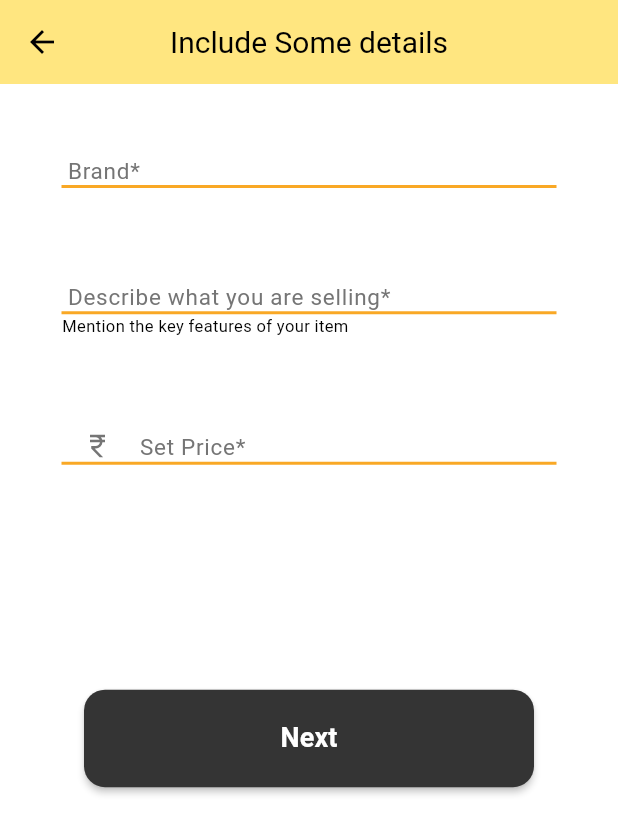
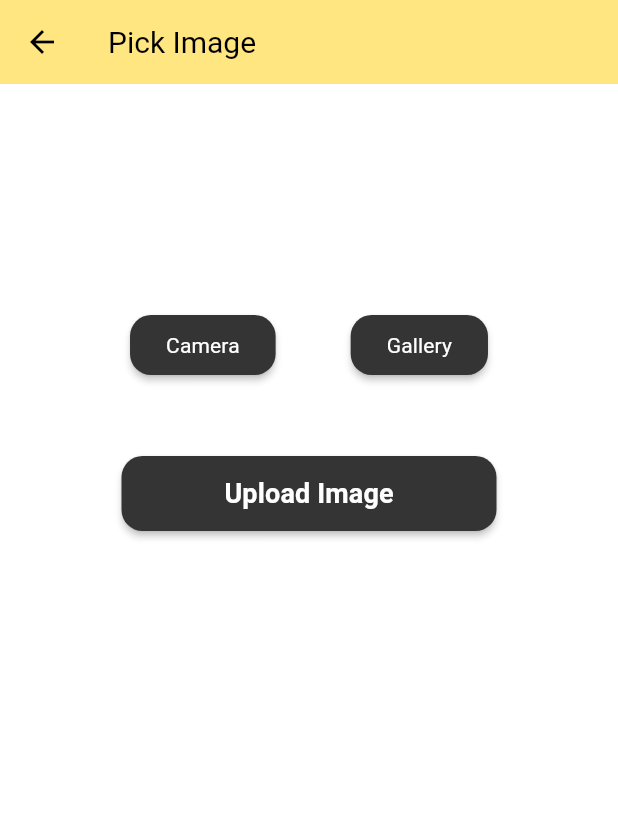
Before and after one commit to ARYANRAJ990/v_cart, a Flutter app: the setPrice screen opened directly, after a tap on "Next", on a phone screen of 412 x 824 dp. Shown: the top 834 px of the screen. Run offline on Flutter 3.47's test engine with Material 3 defaults, Android fonts, the phone set to English and light mode, and no system bars; our stand-ins replace cloud_firestore, curved_labeled_navigation_bar, firebase_auth, flutter_chat_types, flutter_chat_ui, flutter_spinkit and 4 more; missing offline and left inert: show_hide_password; accounts and stored records are empty.

Commit message:
camera access

```diff
--- a/lib/catagories/setprice.dart
+++ b/lib/catagories/setprice.dart
@@ -1,4 +1,6 @@
 import 'package:flutter/material.dart';
+import 'package:image_picker/image_picker.dart';
+import 'package:v_cart/imagepicker/imagePicker.dart';
 
 class setPrice extends StatefulWidget {
   @override
@@ -170,8 +172,8 @@ class _CycleState extends State<setPrice> {
               width: 300,
               child: ElevatedButton(
                 onPressed: () {
-              //  Navigator.push(context,
-              //      MaterialPageRoute(builder: (context) => Feed()));
+                Navigator.push(context,
+                    MaterialPageRoute(builder: (context) => ImagePickerWidget()));
                 },
                 style: ElevatedButton.styleFrom(
                   foregroundColor: Colors.black,
--- a/lib/imagepicker/app_image_picker.dart
+++ b/lib/imagepicker/app_image_picker.dart
@@ -0,0 +1,17 @@
+import 'dart:io';
+
+import 'package:image_picker/image_picker.dart';
+class AppImagePicker{
+  ImageSource source;
+  AppImagePicker({required this.source});
+  pick({onPick}) async{
+    final  ImagePicker picker = ImagePicker();
+    final image = await picker.pickImage(source: source);
+    if(image != null) {
+      onPick(File(image.path));
+    }
+    else{
+      onPick(null);
+    }
+  }
+}
--- a/lib/imagepicker/imagePicker.dart
+++ b/lib/imagepicker/imagePicker.dart
@@ -1,14 +1,127 @@
 import 'package:flutter/material.dart';
 import 'package:image_picker/image_picker.dart';
+import 'dart:io';
 
-class imagePicker extends StatefulWidget {
+import 'package:v_cart/imagepicker/app_image_picker.dart';
+
+class ImagePickerWidget extends StatefulWidget {
   @override
-  State<imagePicker> createState() => _imagePickerState();
+  State<ImagePickerWidget> createState() => _ImagePickerWidgetState();
 }
 
-class _imagePickerState extends State<imagePicker> {
+class _ImagePickerWidgetState extends State<ImagePickerWidget> {
+  File? image;
+
+  Future<void> pickImage(ImageSource source) async {
+    AppImagePicker(source: source).pick(onPick: (File? pickedImage) {
+      setState(() {
+        image = pickedImage;
+      });
+    });
+  }
+
   @override
   Widget build(BuildContext context) {
-    return const Placeholder();
+    return Scaffold(
+      backgroundColor: Colors.white,
+      appBar: AppBar(
+        foregroundColor: Colors.black,
+        backgroundColor: Color(0xFFFFE680),
+        title: Text(
+          'Pick Image',
+          style: TextStyle(
+            fontSize: 20,
+            fontWeight: FontWeight.normal,
+            color: Colors.black,
+          ),
+        ),
+      ),
+      body: SingleChildScrollView(
+        child: Column(
+          mainAxisAlignment: MainAxisAlignment.center,
+          children: [
+            Padding(
+              padding: const EdgeInsets.only(top: 150.0),
+              child: Row(
+                crossAxisAlignment: CrossAxisAlignment.center,
+                mainAxisAlignment: MainAxisAlignment.center,
+                children: [
+                  ElevatedButton(
+                    style: ElevatedButton.styleFrom(
+                      foregroundColor: Colors.black,
+                      backgroundColor: const Color(0xFF343434), // text color
+                      elevation: 2,
+                      shape: RoundedRectangleBorder(
+                        borderRadius: BorderRadius.circular(14), // button's shape
+                      ),
+                    ),
+                    onPressed: () {
+                      pickImage(ImageSource.camera);
+                    },
+                    child: Text('Camera',
+                      style: TextStyle(
+                          color: Colors.white,
+                          fontWeight: FontWeight.normal,
+                          fontSize: 14
+                      ),),
+                  ),
+                  SizedBox(width: 50),
+                  ElevatedButton(
+                    style: ElevatedButton.styleFrom(
+                      foregroundColor: Colors.black,
+                      backgroundColor: const Color(0xFF343434), // text color
+                      elevation: 2,
+                      shape: RoundedRectangleBorder(
+                        borderRadius: BorderRadius.circular(14), // button's shape
+                      ),
+                    ),
+                    onPressed: () {
+                      pickImage(ImageSource.gallery);
+                    },
+                    child: Text('Gallery',
+                    style: TextStyle(
+                      color: Colors.white,
+                      fontWeight: FontWeight.normal,
+                      fontSize: 14
+                    ),),
+                  ),
+                ],
+              ),
+            ),
+            if (image != null) ...[
+              SizedBox(height: 20),
+              Image.file(image!),
+            ],
+            SizedBox(height: 50),
+            SizedBox(
+              height: 50,
+              width: 250,
+              child: ElevatedButton(
+                onPressed: () {
+               //  Navigator.push(context,
+               //      MaterialPageRoute(builder: (context) => Feed()));
+                },
+                style: ElevatedButton.styleFrom(
+                  foregroundColor: Colors.black,
+                  backgroundColor: const Color(0xFF343434), // text color
+                  elevation: 2,
+                  shape: RoundedRectangleBorder(
+                    borderRadius: BorderRadius.circular(14), // button's shape
+                  ),
+                ),
+                child:  Text(
+                  'Upload Image',
+                  style: TextStyle(
+                    color: Colors.white,
+                    fontSize: 18,
+                    fontWeight: FontWeight.w600,
+                  ),
+                ),
+              ),
+            ),
+          ],
+        ),
+      ),
+    );
   }
 }
```
Also changed, not shown: 2 other files.
